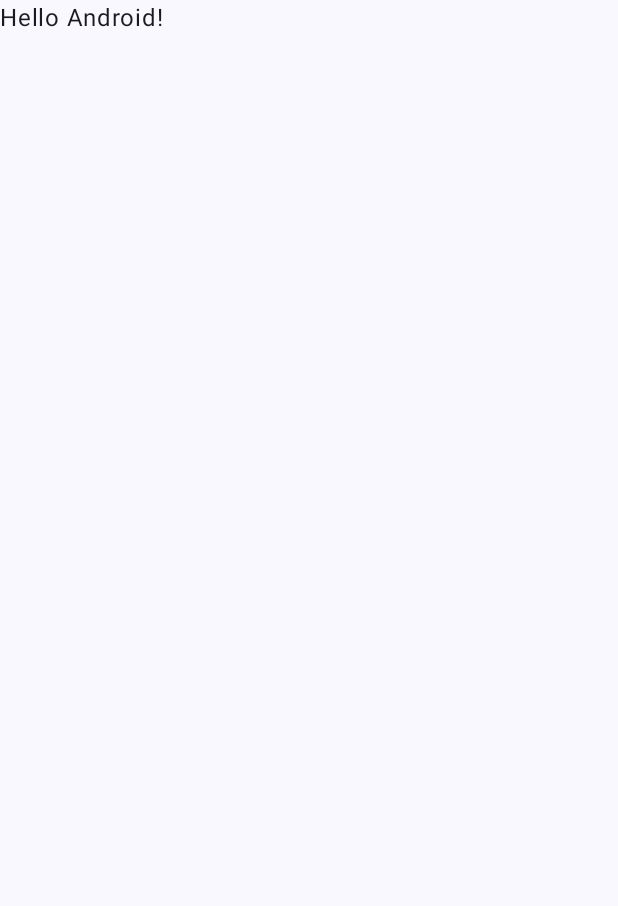
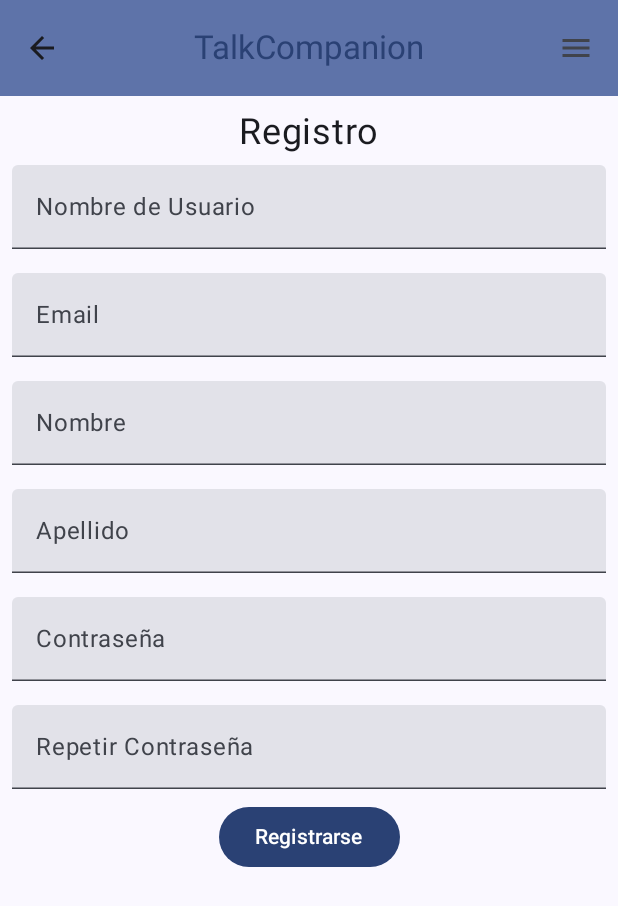
Before and after one commit to CroiXan/talk-companion, an Android app built with Jetpack Compose: the RegistroActivity screen opened directly, with no data from a screen before it, on a phone screen of 412 x 824 dp. Before the commit the part shown is almost empty. Shown: the top 906 px of the screen. Run offline under Robolectric (Android 15) with nearby library versions, the phone set to English and light mode, and no system bars.

Commit message:
pantalla de registro

```diff
--- a/app/src/main/java/com/example/talkcompanion/RecuperarContrasenaActivity.kt
+++ b/app/src/main/java/com/example/talkcompanion/RecuperarContrasenaActivity.kt
@@ -5,17 +5,13 @@ import androidx.activity.ComponentActivity
 import androidx.activity.compose.setContent
 import androidx.activity.enableEdgeToEdge
 import androidx.compose.foundation.layout.fillMaxSize
-import androidx.compose.foundation.layout.padding
 import androidx.compose.material3.ExperimentalMaterial3Api
 import androidx.compose.material3.Scaffold
-import androidx.compose.material3.Text
 import androidx.compose.material3.TopAppBarDefaults
 import androidx.compose.material3.rememberTopAppBarState
-import androidx.compose.runtime.Composable
 import androidx.compose.ui.Modifier
-import androidx.compose.ui.tooling.preview.Preview
 import com.example.talkcompanion.common.components.TopBarComponent
-import com.example.talkcompanion.feature.login.components.RecuperarScreen
+import com.example.talkcompanion.feature.usermanagement.components.RecuperarScreen
 import com.example.talkcompanion.ui.theme.TalkCompanionTheme
 
 
--- a/app/src/main/java/com/example/talkcompanion/RegistroActivity.kt
+++ b/app/src/main/java/com/example/talkcompanion/RegistroActivity.kt
@@ -5,43 +5,28 @@ import androidx.activity.ComponentActivity
 import androidx.activity.compose.setContent
 import androidx.activity.enableEdgeToEdge
 import androidx.compose.foundation.layout.fillMaxSize
-import androidx.compose.foundation.layout.padding
+import androidx.compose.material3.ExperimentalMaterial3Api
 import androidx.compose.material3.Scaffold
-import androidx.compose.material3.Text
-import androidx.compose.runtime.Composable
+import androidx.compose.material3.TopAppBarDefaults
+import androidx.compose.material3.rememberTopAppBarState
 import androidx.compose.ui.Modifier
-import androidx.compose.ui.tooling.preview.Preview
+import com.example.talkcompanion.common.components.TopBarComponent
+import com.example.talkcompanion.feature.usermanagement.components.RegistroScreen
 import com.example.talkcompanion.ui.theme.TalkCompanionTheme
 
 class RegistroActivity : ComponentActivity() {
+    @OptIn(ExperimentalMaterial3Api::class)
     override fun onCreate(savedInstanceState: Bundle?) {
         super.onCreate(savedInstanceState)
         enableEdgeToEdge()
         setContent {
             TalkCompanionTheme {
-                Scaffold(modifier = Modifier.fillMaxSize()) { innerPadding ->
-                    Greeting3(
-                        name = "Android",
-                        modifier = Modifier.padding(innerPadding)
-                    )
+                val scrollBehavior = TopAppBarDefaults.pinnedScrollBehavior(rememberTopAppBarState())
+                Scaffold(modifier = Modifier.fillMaxSize(),
+                    topBar = { TopBarComponent(scrollBehavior, onArrowBack = { finish() }) }) { innerPadding ->
+                    RegistroScreen(innerPadding,this)
                 }
             }
         }
     }
 }
-
-@Composable
-fun Greeting3(name: String, modifier: Modifier = Modifier) {
-    Text(
-        text = "Hello $name!",
-        modifier = modifier
-    )
-}
-
-@Preview(showBackground = true)
-@Composable
-fun GreetingPreview3() {
-    TalkCompanionTheme {
-        Greeting3("Android")
-    }
-}
--- a/app/src/main/java/com/example/talkcompanion/data/model/User.kt
+++ b/app/src/main/java/com/example/talkcompanion/data/model/User.kt
@@ -6,16 +6,14 @@ class User {
     var password: String = ""
     var firstName: String = ""
     var lastName: String = ""
-    var phoneNumber: String = ""
     var profilePicture: String = ""
 
-    constructor(userName: String, email: String, password: String, firstName: String, lastName: String, phoneNumber: String, profilePicture: String){
+    constructor(userName: String, email: String, password: String, firstName: String, lastName: String, profilePicture: String){
         this.userName = userName
         this.email = email
         this.password = password
         this.firstName = firstName
         this.lastName = lastName
-        this.phoneNumber = phoneNumber
         this.profilePicture = profilePicture
     }
 }
--- a/app/src/main/java/com/example/talkcompanion/feature/login/components/RegistroScreen.kt
+++ /dev/null
@@ -1 +0,0 @@
-package com.example.talkcompanion.feature.login.components
--- a/app/src/main/java/com/example/talkcompanion/feature/login/functions/LoginActionsMock.kt
+++ b/app/src/main/java/com/example/talkcompanion/feature/login/functions/LoginActionsMock.kt
@@ -47,5 +47,5 @@ fun findUserByEmail(email: String,context: Context): User {
     if (user != null) {
         return user
     }
-    return User("","", "", "", "", "", "")
+    return User("","", "", "", "", "")
 }
--- a/app/src/main/java/com/example/talkcompanion/feature/login/components/RecuperarContrasenaScreen.kt
+++ b/app/src/main/java/com/example/talkcompanion/feature/usermanagement/components/RecuperarContrasenaScreen.kt
@@ -1,4 +1,4 @@
-package com.example.talkcompanion.feature.login.components
+package com.example.talkcompanion.feature.usermanagement.components
 
 import android.content.Context
 import android.content.Intent
@@ -47,7 +47,7 @@ fun RecuperarScreen(context: Context, innerPadding: PaddingValues){
     }
 
     var foundUser by remember {
-        mutableStateOf(User("", "", "", "", "", "", ""))
+        mutableStateOf(User("", "", "", "", "", ""))
     }
 
     var mostrarCamposEnvio by rememberSaveable { mutableStateOf(true) }
--- /dev/null
+++ b/app/src/main/java/com/example/talkcompanion/feature/usermanagement/components/RegistroScreen.kt
@@ -0,0 +1,185 @@
+package com.example.talkcompanion.feature.usermanagement.components
+
+import android.content.Context
+import android.content.Intent
+import android.widget.Toast
+import androidx.compose.foundation.border
+import androidx.compose.foundation.layout.Column
+import androidx.compose.foundation.layout.PaddingValues
+import androidx.compose.foundation.layout.fillMaxSize
+import androidx.compose.foundation.layout.fillMaxWidth
+import androidx.compose.foundation.layout.padding
+import androidx.compose.material3.Button
+import androidx.compose.material3.MaterialTheme
+import androidx.compose.material3.Text
+import androidx.compose.material3.TextField
+import androidx.compose.runtime.Composable
+import androidx.compose.runtime.getValue
+import androidx.compose.runtime.mutableStateOf
+import androidx.compose.runtime.remember
+import androidx.compose.runtime.setValue
+import androidx.compose.ui.Alignment
+import androidx.compose.ui.Modifier
+import androidx.compose.ui.graphics.Color
+import androidx.compose.ui.unit.dp
+import androidx.compose.ui.unit.sp
+import com.example.talkcompanion.LoginActivity
+import com.example.talkcompanion.data.model.User
+import com.example.talkcompanion.feature.usermanagement.functions.createOrUpdateUser
+
+@Composable
+fun RegistroScreen(innerPadding: PaddingValues, context: Context) {
+
+    var userName by remember { mutableStateOf("") }
+    var isUserNameEmpty by remember { mutableStateOf(false) }
+    var email by remember { mutableStateOf("") }
+    var isEmailEmpty by remember { mutableStateOf(false) }
+    var firstName by remember { mutableStateOf("") }
+    var lastName by remember { mutableStateOf("") }
+    var contrasena by remember { mutableStateOf("") }
+    var isContrasenaEmpty by remember { mutableStateOf(false) }
+    var repetirContrasena by remember { mutableStateOf("") }
+    var isSameContrasena by remember { mutableStateOf(true) }
+
+    Column(
+        modifier = Modifier
+            .fillMaxSize()
+            .padding(innerPadding)
+            .padding(top = 10.dp),
+        horizontalAlignment = Alignment.CenterHorizontally
+    ) {
+        Text(text = "Registro", fontSize = 24.sp)
+        TextField(
+            value = userName,
+            onValueChange = {
+                userName = it
+            },
+            label = {
+                Text("Nombre de Usuario")
+            },
+            modifier = Modifier
+                .fillMaxWidth()
+                .padding(8.dp)
+                .border(
+                    width = 2.dp,
+                    color = if (isUserNameEmpty) Color.Red else Color.Transparent,
+                    shape = MaterialTheme.shapes.small
+                )
+        )
+        if (isUserNameEmpty) {
+            Text(text = "El nombre de usuario no puede estar vacío",
+                color = Color.Red,
+                style = MaterialTheme.typography.bodySmall,
+                modifier = Modifier.padding(4.dp))
+        }
+        TextField(
+            value = email,
+            onValueChange = {
+                email = it
+            },
+            label = {
+                Text("Email")
+            },
+            modifier = Modifier
+                .fillMaxWidth()
+                .padding(8.dp)
+                .border(
+                    width = 2.dp,
+                    color = if (isEmailEmpty) Color.Red else Color.Transparent,
+                    shape = MaterialTheme.shapes.small
+                )
+        )
+        if (isEmailEmpty) {
+            Text(text = "El email no puede estar vacío",
+                color = Color.Red,
+                style = MaterialTheme.typography.bodySmall,
+                modifier = Modifier.padding(4.dp))
+        }
+        TextField(
+            value = firstName,
+            onValueChange = {
+                firstName = it
+            },
+            label = {
+                Text("Nombre")
+            },
+            modifier = Modifier
+                .fillMaxWidth()
+                .padding(8.dp)
+        )
+        TextField(
+            value = lastName,
+            onValueChange = {
+                lastName = it
+            },
+            label = {
+                Text("Apellido")
+            },
+            modifier = Modifier
+                .fillMaxWidth()
+                .padding(8.dp)
+        )
+        TextField(
+            value = contrasena,
+            onValueChange = {
+                contrasena = it
+            },
+            label = {
+                Text("Contraseña")
+            },
+            modifier = Modifier
+                .fillMaxWidth()
+                .padding(8.dp)
+                .border(
+                    width = 2.dp,
+                    color = if (isContrasenaEmpty || !isSameContrasena) Color.Red else Color.Transparent,
+                    shape = MaterialTheme.shapes.small
+                )
+        )
+        if (isContrasenaEmpty) {
+            Text(text = "La contraseña no puede estar vacía",
+                color = Color.Red,
+                style = MaterialTheme.typography.bodySmall,
+                modifier = Modifier.padding(4.dp))
+        }
+        TextField(
+            value = repetirContrasena,
+            onValueChange = {
+                repetirContrasena = it
+            },
+            label = {
+                Text("Repetir Contraseña")
+            },
+            modifier = Modifier
+                .fillMaxWidth()
+                .padding(8.dp)
+                .border(
+                    width = 2.dp,
+                    color = if (!isSameContrasena) Color.Red else Color.Transparent,
+                    shape = MaterialTheme.shapes.small
+                )
+        )
+        if (!isSameContrasena) {
+            Text(text = "Las contraseñas no coinciden",
+                color = Color.Red,
+                style = MaterialTheme.typography.bodySmall,
+                modifier = Modifier.padding(4.dp))
+        }
+        Button(onClick = {
+            isUserNameEmpty = userName.isEmpty()
+            isEmailEmpty = email.isEmpty()
+            isContrasenaEmpty = contrasena.isEmpty()
+            isSameContrasena = contrasena == repetirContrasena
+            if (isUserNameEmpty || isEmailEmpty || isContrasenaEmpty || !isSameContrasena) {
+                val newUser = User(userName, email, contrasena, firstName, lastName, "")
+                createOrUpdateUser(context, newUser)
+                Toast.makeText(context, "Registro correcto", Toast.LENGTH_SHORT).show()
+                val intent = Intent(context, LoginActivity::class.java)
+                context.startActivity(intent)
+            }
+        }) {
+            Text(text = "Registrarse")
+        }
+    }
+
+}
--- a/app/src/main/java/com/example/talkcompanion/feature/usermanagement/functions/UsersMock.kt
+++ b/app/src/main/java/com/example/talkcompanion/feature/usermanagement/functions/UsersMock.kt
@@ -31,8 +31,8 @@ fun createOrUpdateUser(context: Context, user: User){
 
 private fun defaultUserList(): ArrayList<User>{
     val userList = arrayListOf(
-        User("prueba", "prueba@mail.com", "prueba", "Juan", "Perez", "987654321", ""),
-        User("prueba2", "prueba2@mail.com", "prueba2", "Pedro", "Flores", "912345678", ""))
+        User("prueba", "prueba@mail.com", "prueba", "Juan", "Perez", ""),
+        User("prueba2", "prueba2@mail.com", "prueba2", "Pedro", "Flores", ""))
     return userList
 }
 
```
